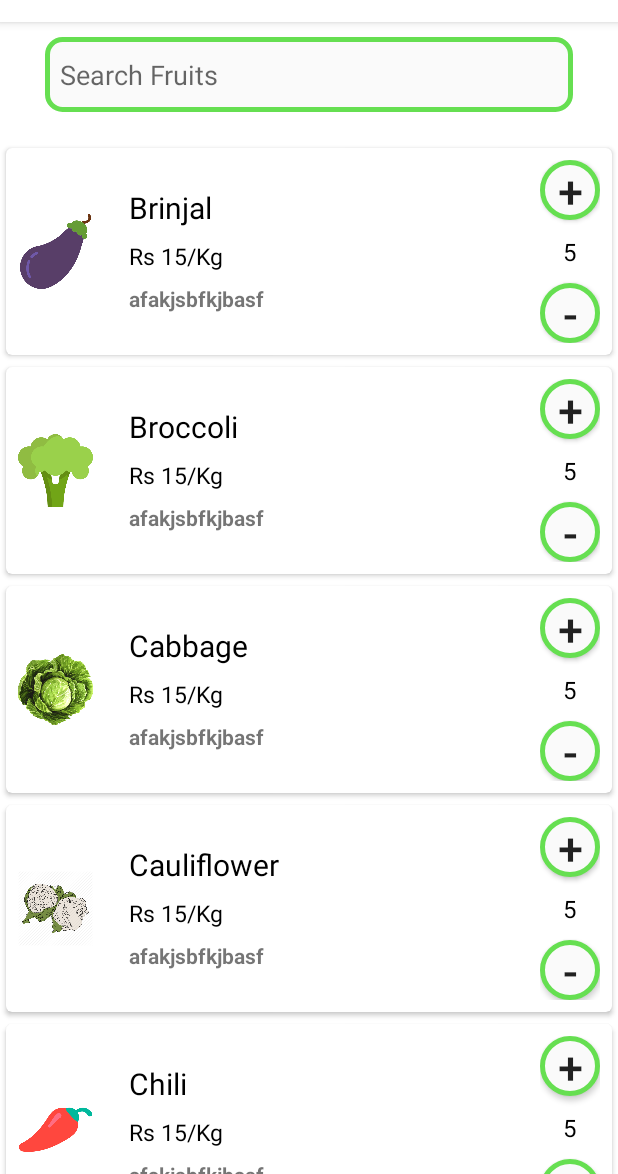
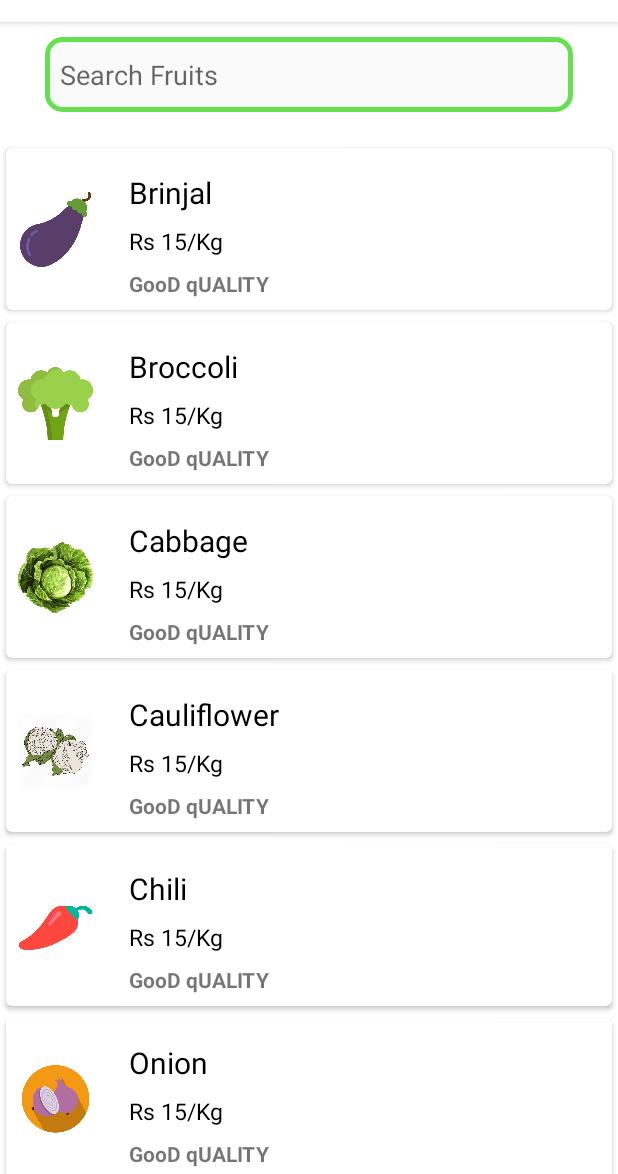
Before and after one commit to ashishrawat2911/Android-GlocalFarm, an Android app: the fragment FruitsCategoryFragment shown on its own in the app's theme, on a phone screen of 412 x 824 dp, the part 62-1236 px from its top. Run offline under Robolectric (Android 15) with nearby library versions, the phone set to English and light mode, and no system bars.

Commit message:
set up BottomSheet

```diff
--- a/app/src/main/AndroidManifest.xml
+++ b/app/src/main/AndroidManifest.xml
@@ -11,7 +11,8 @@
         android:supportsRtl="true"
         android:theme="@style/AppTheme"
         android:fullBackupContent="true">
-        <activity android:name=".activities.LoginActivity">
+        <activity android:name=".activities.LoginActivity"
+            android:theme="@style/AppTheme.NoActionBar">
             <intent-filter>
                 <action android:name="android.intent.action.MAIN" />
 
--- a/app/src/main/java/com/glocalfarm/adaptor/CategoriesAdaptor.java
+++ b/app/src/main/java/com/glocalfarm/adaptor/CategoriesAdaptor.java
@@ -1,11 +1,16 @@
 package com.glocalfarm.adaptor;
 
 import android.content.Context;
+import android.content.Intent;
 import android.support.annotation.NonNull;
+import android.support.design.widget.BottomSheetDialog;
+import android.support.v4.app.FragmentManager;
+import android.support.v7.widget.CardView;
 import android.support.v7.widget.RecyclerView;
 import android.view.LayoutInflater;
 import android.view.View;
 import android.view.ViewGroup;
+import android.widget.AdapterView;
 import android.widget.Filter;
 import android.widget.Filterable;
 import android.widget.ImageView;
@@ -13,19 +18,24 @@ import android.widget.TextView;
 import android.widget.Toast;
 
 import com.glocalfarm.R;
+import com.glocalfarm.activities.MainActivity;
+import com.glocalfarm.fragments.BottomSheetFragment;
 import com.glocalfarm.models.Vegetable;
+import com.glocalfarm.utils.Constants;
 
 import java.util.ArrayList;
 import java.util.List;
 
-public class CategoriesAdaptor extends RecyclerView.Adapter<CategoriesAdaptor.MyViewHolder>implements Filterable {
+public class CategoriesAdaptor extends RecyclerView.Adapter<CategoriesAdaptor.MyViewHolder> implements Filterable {
     private Context ctx;
     private List<Vegetable> categoriesList;
     private List<Vegetable> mFilteredList;
+    private OnItemClickListener onItemClickListener;
+
     public CategoriesAdaptor(Context ctx, List<Vegetable> categoriesList) {
         this.ctx = ctx;
         this.categoriesList = categoriesList;
-        this.mFilteredList=categoriesList;
+        this.mFilteredList = categoriesList;
     }
 
     @NonNull
@@ -33,7 +43,7 @@ public class CategoriesAdaptor extends RecyclerView.Adapter<CategoriesAdaptor.My
     public MyViewHolder onCreateViewHolder(@NonNull ViewGroup parent, int viewType) {
         View v;
         v = LayoutInflater.from(ctx).inflate(R.layout.categories_item, parent, false);
-        return new MyViewHolder(v);
+        return new MyViewHolder(v,this);
     }
 
     @Override
@@ -68,7 +78,7 @@ public class CategoriesAdaptor extends RecyclerView.Adapter<CategoriesAdaptor.My
 
                     for (Vegetable vegetable : categoriesList) {
 
-                        if (vegetable.getName().toLowerCase().contains(charString)||vegetable.getName().toUpperCase().contains(charString) ) {
+                        if (vegetable.getName().toLowerCase().contains(charString) || vegetable.getName().toUpperCase().contains(charString)) {
 
                             filteredList.add(vegetable);
                         }
@@ -89,25 +99,40 @@ public class CategoriesAdaptor extends RecyclerView.Adapter<CategoriesAdaptor.My
             }
         };
     }
+    public void setOnItemClickListener(OnItemClickListener listener) {
+        onItemClickListener = listener;
+    }
 
-    class MyViewHolder extends RecyclerView.ViewHolder {
+    public OnItemClickListener getOnItemClickListener() {
+        return onItemClickListener;
+    }
+
+    public interface OnItemClickListener {
+        void onItemClick(MyViewHolder item, int position);
+    }
+    public static class MyViewHolder extends RecyclerView.ViewHolder implements View.OnClickListener {
+        private CategoriesAdaptor adapter;
         TextView categoriesTitle;
         ImageView categoriesImage;
+        CardView cardView;
         // CardView cardView;
 
-        MyViewHolder(View itemView) {
+        MyViewHolder( View itemView,CategoriesAdaptor parent) {
             super(itemView);
+            itemView.setOnClickListener(this);
+            this.adapter = parent;
             categoriesTitle = itemView.findViewById(R.id.categories_title_text_view);
             categoriesImage = itemView.findViewById(R.id.categories_image_view);
-           /* cardView = itemView.findViewById(R.id.catCardView);
-            cardView.setOnClickListener(new View.OnClickListener() {
-                @Override
-                public void onClick(View v) {
-                    Intent i = new Intent(ctx, NewsListActivity.class);
-                    i.putExtra(Constants.NEWS_TYPE, categoriesList.get(getAdapterPosition()).getNewsType());
-                    ctx.startActivity(i);
-                }
-            });*/
+            cardView = itemView.findViewById(R.id.card_view_show_card);
+
+            }
+
+        @Override
+        public void onClick(View view) {
+            final OnItemClickListener listener = adapter.getOnItemClickListener();
+            if (listener != null) {
+                listener.onItemClick(this, getAdapterPosition());
+            }
         }
     }
-}
+    }
--- a/app/src/main/res/layout/categories_item.xml
+++ b/app/src/main/res/layout/categories_item.xml
@@ -85,50 +85,12 @@
                 android:layout_marginTop="8dp"
                 android:ellipsize="end"
                 android:maxLines="2"
-                android:text="afakjsbfkjbasf"
+                android:text="GooD qUALITY"
                 android:textStyle="bold" />
         </LinearLayout>
 
 
-        <LinearLayout
-            android:id="@+id/linearLayout3"
-            android:layout_width="wrap_content"
-            android:layout_height="wrap_content"
-            android:layout_marginBottom="8dp"
-            android:layout_marginEnd="8dp"
-            android:layout_marginRight="8dp"
-            android:layout_marginTop="8dp"
-            android:orientation="vertical"
-            app:layout_constraintBottom_toBottomOf="parent"
-            app:layout_constraintEnd_toEndOf="parent"
-            app:layout_constraintTop_toTopOf="parent"
-            app:layout_constraintVertical_bias="0.0">
 
-            <Button
-                android:layout_width="40dp"
-                android:layout_height="40dp"
-                android:layout_gravity="center"
-                android:background="@drawable/add_sub"
-                android:text="+"
-                android:textSize="30sp" />
-
-            <TextView
-                android:layout_width="wrap_content"
-                android:layout_height="wrap_content"
-                android:layout_gravity="center"
-                android:layout_marginBottom="10dp"
-                android:layout_marginTop="10dp"
-                android:text="5"
-                android:textColor="@color/black"
-                android:textSize="@dimen/text_size_large" />
-
-            <Button
-                android:layout_width="40dp"
-                android:layout_height="40dp"
-                android:background="@drawable/add_sub"
-                android:text="-"
-                android:textSize="30sp" />
-        </LinearLayout>
     </android.support.constraint.ConstraintLayout>
 
 </android.support.v7.widget.CardView>
--- a/app/src/main/res/layout/fragment_vegetable_category.xml
+++ b/app/src/main/res/layout/fragment_vegetable_category.xml
@@ -4,11 +4,13 @@
     android:layout_width="match_parent"
     android:layout_height="match_parent"
     android:orientation="vertical"
+    android:id="@+id/nestedScrollView"
     android:background="@color/colorWhite"
     tools:context=".fragments.VegetableCategoryFragment">
 
     <LinearLayout
         android:orientation="vertical"
+        android:id="@+id/linearLayoutqqq"
         android:layout_width="match_parent"
         android:layout_height="match_parent">
 
--- a/app/src/main/res/values/colors.xml
+++ b/app/src/main/res/values/colors.xml
@@ -2,7 +2,7 @@
 <resources>
     <color name="colorPrimary">#ffffff</color>
     <color name="colorPrimaryDark">#ffffff</color>
-    <color name="colorAccent">#FF4081</color>
+    <color name="colorAccent">@color/companyColor</color>
     <color name="companyColor">#66df51</color>
     <color name="black">#000</color>
     <color name="colorWhite">#FFFF</color>
--- a/app/src/main/res/values/strings.xml
+++ b/app/src/main/res/values/strings.xml
@@ -19,4 +19,5 @@
     <string name="already_have_an_account">Already have an account? Login</string>
     <string name="buyer">Buyer</string>
     <string name="seller">Seller</string>
+    <string name="add_to_cart">Add to cart</string>
 </resources>
--- a/app/src/main/res/values/styles.xml
+++ b/app/src/main/res/values/styles.xml
@@ -7,9 +7,15 @@
         <item name="colorPrimaryDark">@color/colorPrimaryDark</item>
         <item name="colorAccent">@color/colorAccent</item>
     </style>
+
     <style name="AppTheme.NoActionBar">
         <item name="windowActionBar">false</item>
         <item name="windowNoTitle">true</item>
         <item name="android:windowContentTransitions" tools:targetApi="lollipop">true</item>
     </style>
+
+    <style name="BottomSheetDialogTheme" parent="Theme.Design.BottomSheetDialog">
+        <item name="android:statusBarColor">@android:color/transparent</item>
+        <item name="android:navigationBarColor">@color/colorWhite</item>
+    </style>
 </resources>
```
Also changed, not shown: app/src/main/java/com/glocalfarm/fragments/BottomSheetFragment.java (added, +56 -0 lines), app/src/main/java/com/glocalfarm/fragments/VegetableCategoryFragment.java (+55 -3 lines), app/src/main/res/layout/fragment_bottom_sheet_dialog.xml (added, +91 -0 lines).
